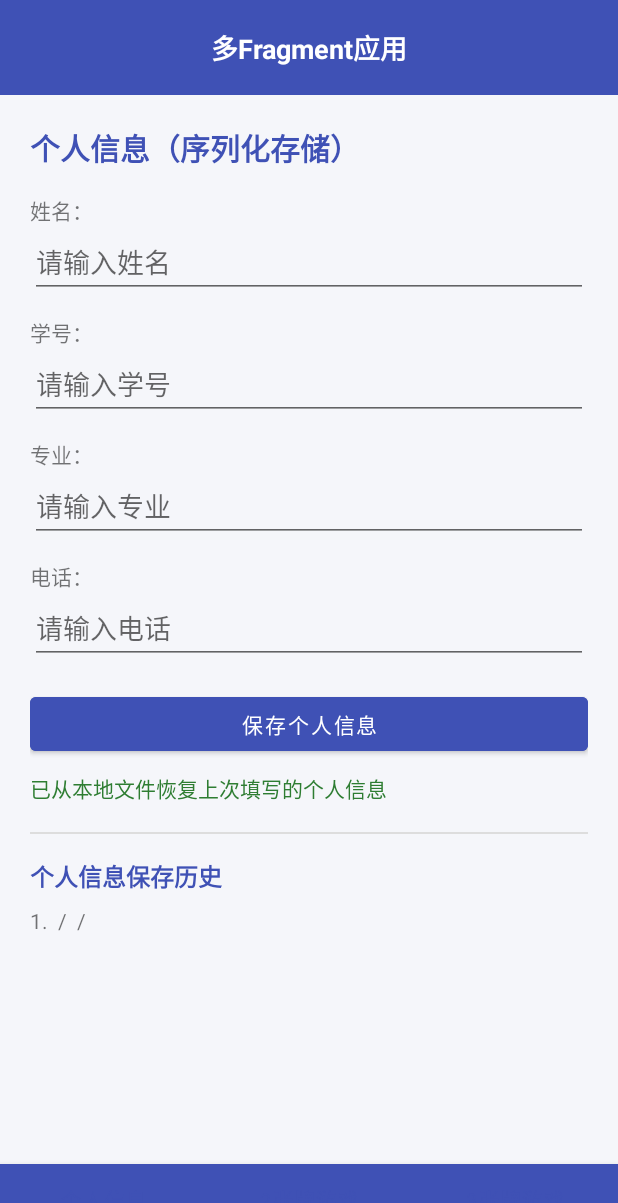
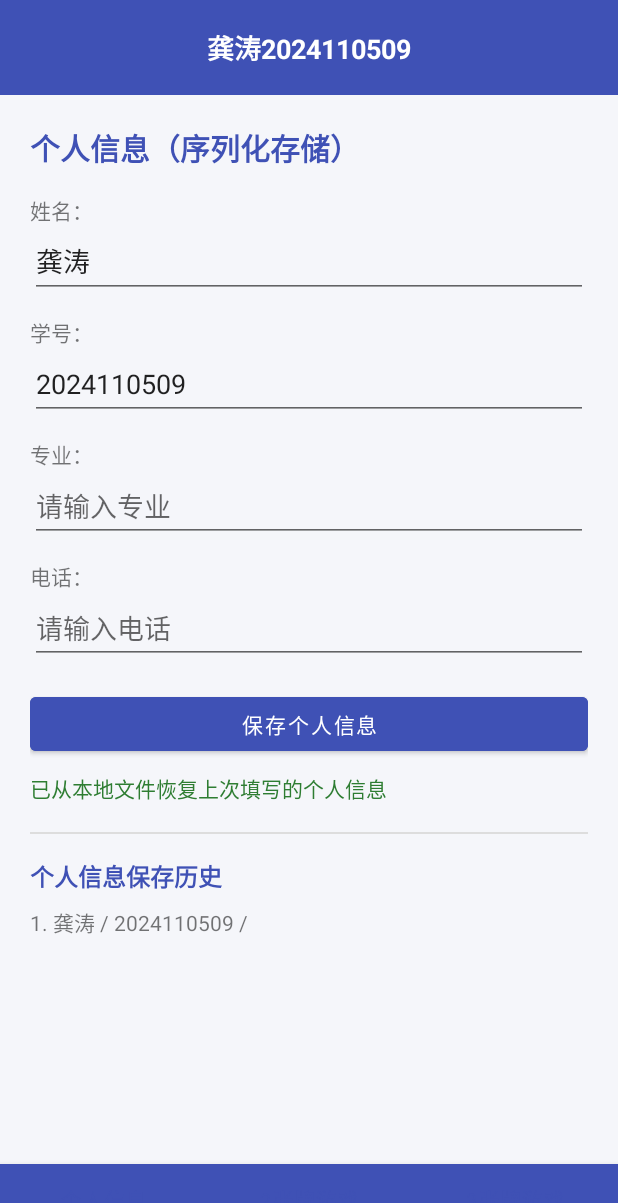
Before and after one commit to 1xmxl/MultiFragmentApp_GongTao_2024110509, an Android app: the screen it shows after launch (MainActivity), after a tap on "个人信息", on a phone screen of 412 x 824 dp. Shown: the top 1203 px of the screen. Run offline under Robolectric (Android 15) with nearby library versions, the phone set to English and light mode, and no system bars; 1 other tap on this screen came first.

Commit message:
feat: 设置APP标题和默认个人信息为龚涛2024110509

```diff
--- a/app/src/main/java/com/example/multifragmentapp/ui/ProfileFragment.kt
+++ b/app/src/main/java/com/example/multifragmentapp/ui/ProfileFragment.kt
@@ -48,7 +48,7 @@ class ProfileFragment : Fragment() {
     override fun onViewCreated(view: View, savedInstanceState: Bundle?) {
         super.onViewCreated(view, savedInstanceState)
 
-        // 恢复历史信息
+        // 恢复历史信息；首次运行时预填本人的姓名学号
         val profile = FileStorage.load<Profile>(requireContext(), FILE_PROFILE)
         if (profile != null) {
             etName.setText(profile.name)
@@ -56,6 +56,9 @@ class ProfileFragment : Fragment() {
             etMajor.setText(profile.major)
             etPhone.setText(profile.phone)
             tvStatus.text = getString(R.string.restored_hint)
+        } else {
+            etName.setText(R.string.default_name)
+            etStudentId.setText(R.string.default_student_id)
         }
         renderHistory()
 
--- a/app/src/main/res/values/strings.xml
+++ b/app/src/main/res/values/strings.xml
@@ -1,7 +1,10 @@
 <?xml version="1.0" encoding="utf-8"?>
 <resources>
-    <!-- 提交要求：APP 标题须为“姓名+学号”。填写姓名学号后程序会自动显示“姓名+学号”。 -->
-    <string name="app_name">多Fragment应用</string>
+    <!-- 提交要求：APP 标题为“姓名+学号” -->
+    <string name="app_name">龚涛2024110509</string>
+    <!-- 个人信息页的默认姓名学号（与 app_name 保持一致） -->
+    <string name="default_name">龚涛</string>
+    <string name="default_student_id">2024110509</string>
 
     <string name="tab_profile">个人信息</string>
     <string name="tab_game2">2张牌游戏</string>
```
